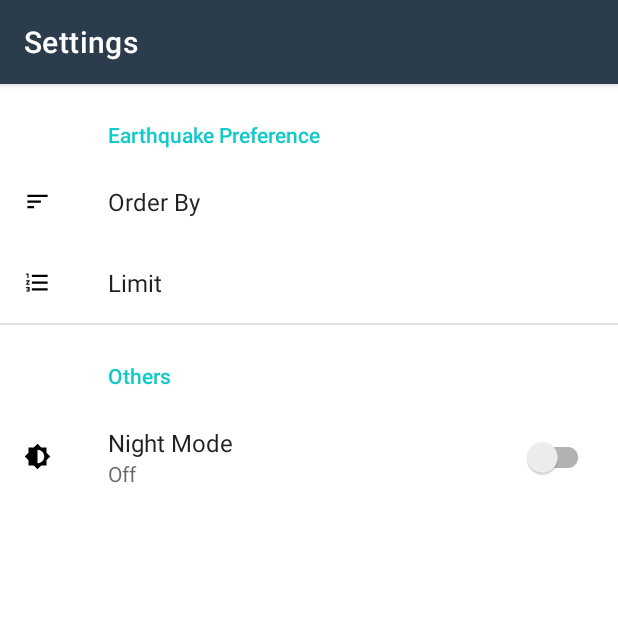
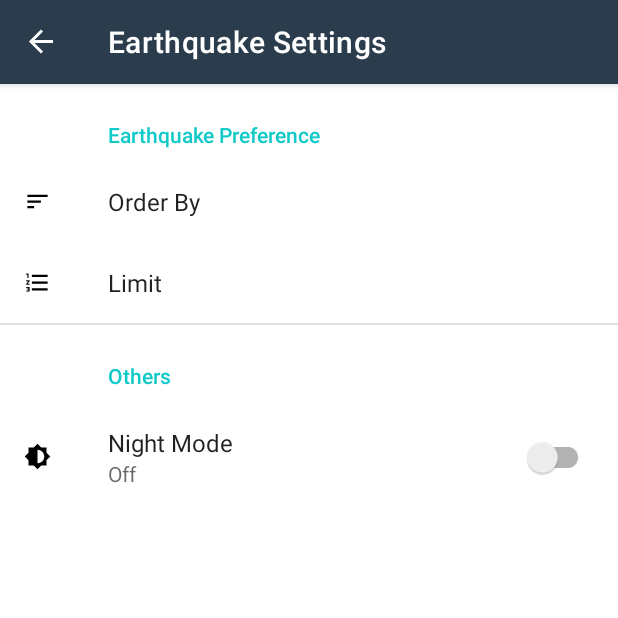
Before and after one commit to kay-neh/Quake_Report, an Android app: the screen it shows after launch (SettingsActivity before the commit, MainActivity after it), in the options menu, after a tap on "Settings", on a phone screen of 412 x 824 dp, the top half of it. Run offline under Robolectric (Android 15) with nearby library versions, the phone set to English and light mode, and no system bars; our stand-ins replace Room's generated code, androidx.preference, data binding, navigation-ui.

Commit message:
feat: switched to single activity multiple fragment design using Android Jetpack navigation components

```diff
--- a/app/src/main/java/com/example/quakereport/QuakeReportApplication.java
+++ b/app/src/main/java/com/example/quakereport/QuakeReportApplication.java
@@ -27,9 +27,9 @@ public class QuakeReportApplication extends Application {
 //        }
 
         Constraints constraints = new Constraints.Builder()
-                //.setRequiredNetworkType(NetworkType.UNMETERED)
+                .setRequiredNetworkType(NetworkType.UNMETERED)
                 .setRequiresBatteryNotLow(true)
-               // .setRequiresCharging(true)
+                .setRequiresCharging(true)
               //  .setRequiresDeviceIdle(idle)
                 .build();
 
--- /dev/null
+++ b/app/src/main/java/com/example/quakereport/ui/MainActivity.java
@@ -0,0 +1,38 @@
+package com.example.quakereport.ui;
+
+import androidx.appcompat.app.AppCompatActivity;
+import androidx.databinding.DataBindingUtil;
+import androidx.navigation.NavController;
+import androidx.navigation.Navigation;
+import androidx.navigation.fragment.NavHostFragment;
+import androidx.navigation.ui.AppBarConfiguration;
+import androidx.navigation.ui.NavigationUI;
+
+import android.os.Bundle;
+
+import com.example.quakereport.R;
+import com.example.quakereport.databinding.ActivityMainBinding;
+
+public class MainActivity extends AppCompatActivity {
+
+    AppBarConfiguration appBarConfiguration;
+
+    @Override
+    protected void onCreate(Bundle savedInstanceState) {
+        super.onCreate(savedInstanceState);
+        ActivityMainBinding binding = DataBindingUtil.setContentView(this, R.layout.activity_main);
+
+        NavHostFragment navHostFragment = (NavHostFragment) getSupportFragmentManager().findFragmentById(R.id.nav_host_fragment);
+        NavController navController = navHostFragment.getNavController();
+        appBarConfiguration = new AppBarConfiguration.Builder(navController.getGraph()).build();
+        NavigationUI.setupActionBarWithNavController(this,navController,appBarConfiguration);
+
+    }
+
+    @Override
+    public boolean onSupportNavigateUp() {
+        NavController navController = Navigation.findNavController(this, R.id.nav_host_fragment);
+        return NavigationUI.navigateUp(navController,appBarConfiguration)
+                || super.onSupportNavigateUp();
+    }
+}
--- a/app/src/main/java/com/example/quakereport/ui/overview/OverviewAdapter.java
+++ b/app/src/main/java/com/example/quakereport/ui/overview/OverviewAdapter.java
@@ -1,6 +1,7 @@
 package com.example.quakereport.ui.overview;
 
 import android.view.LayoutInflater;
+import android.view.View;
 import android.view.ViewGroup;
 
 import androidx.annotation.NonNull;
@@ -24,7 +25,7 @@ public class OverviewAdapter extends ListAdapter<OverviewUIState, OverviewAdapte
 
 
     public interface ListItemClickListener {
-        void onListItemClick(String eventId);
+        void onListItemClick(View view, String eventId);
     }
 
      static class OverviewAdapterViewHolder extends RecyclerView.ViewHolder {
@@ -51,7 +52,7 @@ public class OverviewAdapter extends ListAdapter<OverviewUIState, OverviewAdapte
     public void onBindViewHolder(@NonNull OverviewAdapterViewHolder holder, int position) {
         OverviewUIState overviewUIState = getItem(position);
         holder.bind(overviewUIState);
-        holder.itemView.setOnClickListener(v -> mOnclickListener.onListItemClick(overviewUIState.getEventId()));
+        holder.itemView.setOnClickListener(view -> mOnclickListener.onListItemClick(view,overviewUIState.getEventId()));
 
     }
 }
--- a/app/src/main/java/com/example/quakereport/ui/overview/OverviewActivity.java
+++ b/app/src/main/java/com/example/quakereport/ui/overview/OverviewFragment.java
@@ -1,37 +1,65 @@
 package com.example.quakereport.ui.overview;
 
-import androidx.appcompat.app.AppCompatActivity;
+import android.content.SharedPreferences;
+import android.os.Bundle;
+
+import androidx.annotation.NonNull;
 import androidx.appcompat.app.AppCompatDelegate;
+import androidx.core.view.MenuHost;
+import androidx.core.view.MenuProvider;
 import androidx.databinding.DataBindingUtil;
+import androidx.fragment.app.Fragment;
+import androidx.lifecycle.Lifecycle;
 import androidx.lifecycle.ViewModelProvider;
+import androidx.navigation.NavController;
+import androidx.navigation.Navigation;
+import androidx.navigation.ui.NavigationUI;
 import androidx.preference.PreferenceManager;
 import androidx.recyclerview.widget.LinearLayoutManager;
 
-import android.content.Intent;
-import android.content.SharedPreferences;
-import android.os.Bundle;
 import android.util.Log;
+import android.view.LayoutInflater;
 import android.view.Menu;
+import android.view.MenuInflater;
 import android.view.MenuItem;
 import android.view.View;
+import android.view.ViewGroup;
 
 import com.example.quakereport.R;
-import com.example.quakereport.databinding.ActivityOverviewBinding;
-import com.example.quakereport.ui.settings.SettingsActivity;
+import com.example.quakereport.databinding.FragmentOverviewBinding;
 import com.google.android.material.snackbar.Snackbar;
 
-public class OverviewActivity extends AppCompatActivity {
 
-    ActivityOverviewBinding binding;
+public class OverviewFragment extends Fragment {
+
+    FragmentOverviewBinding binding;
+
     OverviewAdapter adapter;
     SharedPreferences sharedPrefs;
     SharedPreferences.OnSharedPreferenceChangeListener spListen;
     OverviewViewModel overviewViewModel;
 
     @Override
-    protected void onCreate(Bundle savedInstanceState) {
-        super.onCreate(savedInstanceState);
-        binding = DataBindingUtil.setContentView(this,R.layout.activity_overview);
+    public View onCreateView(LayoutInflater inflater, ViewGroup container,
+                             Bundle savedInstanceState) {
+        // Inflate the layout for this fragment
+        binding = DataBindingUtil.inflate(inflater,R.layout.fragment_overview,container,false);
+
+        //Inflating menus
+        MenuHost menuHost = requireActivity();
+        menuHost.addMenuProvider(new MenuProvider() {
+            @Override
+            public void onCreateMenu(@NonNull Menu menu, @NonNull MenuInflater menuInflater) {
+                menuInflater.inflate(R.menu.settings_menu, menu);
+            }
+
+            @Override
+            public boolean onMenuItemSelected(@NonNull MenuItem menuItem) {
+                NavController navController = Navigation.findNavController(getActivity(), R.id.nav_host_fragment);
+                return NavigationUI.onNavDestinationSelected(menuItem, navController);
+            }
+
+        }, getViewLifecycleOwner(), Lifecycle.State.RESUMED);
 
         //Init viewModel
         overviewViewModel = new ViewModelProvider(this).get(OverviewViewModel.class);
@@ -43,26 +71,31 @@ public class OverviewActivity extends AppCompatActivity {
         swipeDownAction();
 
         //Init sharedPreference, get list and register listener
-        sharedPrefs = PreferenceManager.getDefaultSharedPreferences(this);
+        sharedPrefs = PreferenceManager.getDefaultSharedPreferences(getContext());
         setNightModeWithPreference();
-        loadEarthquakes(sharedPrefs.getString(
-                        getString(R.string.settings_order_by_key),
-                        getString(R.string.settings_order_by_default)),
-                sharedPrefs.getString(
-                        getString(R.string.settings_limit_key),
-                        getString(R.string.settings_limit_default)));
+        overviewViewModel.overviewUIStateList.observe(getViewLifecycleOwner(), overviewUIStateList -> {
+            if (overviewUIStateList != null) {
+                Log.i("StateList", String.valueOf(overviewUIStateList.size()));
+                adapter.submitList(overviewUIStateList);
+                if (!overviewUIStateList.isEmpty()) {
+                    binding.progressBar.setVisibility(View.GONE);
+                }
+            }
+        });
         setPreferenceListener();
         sharedPrefs.registerOnSharedPreferenceChangeListener(spListen);
 
+        return binding.getRoot();
     }
 
-
     public void initAdapter() {
-        LinearLayoutManager llm = new LinearLayoutManager(this);
+        LinearLayoutManager llm = new LinearLayoutManager(getContext());
         binding.list.setLayoutManager(llm);
-        adapter = new OverviewAdapter(eventId -> {
+        adapter = new OverviewAdapter((view, eventId) ->{
             //handle click events here
             Log.i("Adapter Clicked",eventId);
+            NavController navController = Navigation.findNavController(view);
+            navController.navigate(OverviewFragmentDirections.actionOverviewFragmentToDetailsFragment());
         });
         binding.list.setAdapter(adapter);
     }
@@ -73,15 +106,8 @@ public class OverviewActivity extends AppCompatActivity {
             overviewViewModel.refreshDataSource();
             binding.swipeDown.setRefreshing(false);
             Snackbar.make(binding.swipeDown, "Sync Successful", Snackbar.LENGTH_SHORT)
-//                    .setAction("Retry", new View.OnClickListener() {
-//                        @Override
-//                        public void onClick(View v) {
-//                            updateRoomDb(context, swipe);
-//                        }
-//                    })
-//                    .setActionTextColor(getColor(R.color.colorAccent))
-                    .setBackgroundTint(getColor(R.color.snackBarColor))
-                    .setTextColor(getColor(R.color.snackBarTextColor))
+                    .setBackgroundTint(getContext().getColor(R.color.snackBarColor))
+                    .setTextColor(getContext().getColor(R.color.snackBarTextColor))
                     .show();
         });
     }
@@ -101,32 +127,18 @@ public class OverviewActivity extends AppCompatActivity {
         }
     }
 
-    public void loadEarthquakes(String orderBy, String limit) {
-        overviewViewModel.getOverViewUIStateList(orderBy, limit).observe(this, overviewUIStateList -> {
-            if (overviewUIStateList != null) {
-                //loading.setVisibility(View.GONE);
-                Log.i("StateList", String.valueOf(overviewUIStateList.size()));
-                adapter.submitList(overviewUIStateList);
-                if (!overviewUIStateList.isEmpty()) {
-                    // emptyView.setVisibility(View.VISIBLE);
-                    binding.progressBar.setVisibility(View.GONE);
-                }
-            }
-        });
-    }
-
     public void setPreferenceListener(){
         //Set up OnSharedPrefChange listener object
         spListen = (sharedPreferences, key) -> {
             if (key.equals(getString(R.string.settings_order_by_key))) {
-                loadEarthquakes(sharedPreferences.getString(key, getString(R.string.settings_order_by_default))
+                overviewViewModel.getOverViewUIStateList(sharedPreferences.getString(key, getString(R.string.settings_order_by_default))
                         ,
                         sharedPreferences.getString(
                                 getString(R.string.settings_limit_key),
                                 getString(R.string.settings_limit_default)));
             }
             if (key.equals(getString(R.string.settings_limit_key))) {
-                loadEarthquakes(sharedPreferences.getString(getString(R.string.settings_order_by_key),
+                overviewViewModel.getOverViewUIStateList(sharedPreferences.getString(getString(R.string.settings_order_by_key),
                                 getString(R.string.settings_order_by_default))
                         ,
                         sharedPreferences.getString(key, getString(R.string.settings_limit_default)));
@@ -138,24 +150,7 @@ public class OverviewActivity extends AppCompatActivity {
     }
 
     @Override
-    public boolean onCreateOptionsMenu(Menu menu) {
-        getMenuInflater().inflate(R.menu.main, menu);
-        return true;
-    }
-
-    @Override
-    public boolean onOptionsItemSelected(MenuItem item) {
-        int id = item.getItemId();
-        if (id == R.id.action_settings) {
-            Intent settingsIntent = new Intent(this, SettingsActivity.class);
-            startActivity(settingsIntent);
-            return true;
-        }
-        return super.onOptionsItemSelected(item);
-    }
-
-    @Override
-    protected void onDestroy() {
+    public void onDestroy() {
         super.onDestroy();
         sharedPrefs.unregisterOnSharedPreferenceChangeListener(spListen);
     }
--- a/app/src/main/java/com/example/quakereport/ui/overview/OverviewViewModel.java
+++ b/app/src/main/java/com/example/quakereport/ui/overview/OverviewViewModel.java
@@ -1,11 +1,15 @@
 package com.example.quakereport.ui.overview;
 
 import android.app.Application;
+import android.content.SharedPreferences;
+import android.util.Log;
 
 import androidx.annotation.NonNull;
 import androidx.lifecycle.AndroidViewModel;
 import androidx.lifecycle.LiveData;
+import androidx.preference.PreferenceManager;
 
+import com.example.quakereport.R;
 import com.example.quakereport.data.EarthquakeRepository;
 import com.example.quakereport.data.database.EarthquakeDatabase;
 
@@ -13,20 +17,31 @@ import java.util.List;
 
 public class OverviewViewModel extends AndroidViewModel {
     private final EarthquakeRepository earthquakeRepository;
+    SharedPreferences sharedPrefs;
+    String orderFilter, limitFilter;
+    LiveData<List<OverviewUIState>> overviewUIStateList;
 
     public OverviewViewModel(@NonNull Application application) {
         super(application);
         EarthquakeDatabase database = EarthquakeDatabase.getDatabase(application);
         earthquakeRepository = new EarthquakeRepository(database);
+        sharedPrefs = PreferenceManager.getDefaultSharedPreferences(application);
+        orderFilter = sharedPrefs.getString(
+                application.getString(R.string.settings_order_by_key),
+                application.getString(R.string.settings_order_by_default));
+        limitFilter = sharedPrefs.getString(
+                application.getString(R.string.settings_limit_key),
+                application.getString(R.string.settings_limit_default));
         refreshDataSource();
+        getOverViewUIStateList(orderFilter,limitFilter);
     }
 
     public void refreshDataSource() {
         earthquakeRepository.refreshDataSource();
     }
 
-    public LiveData<List<OverviewUIState>> getOverViewUIStateList(String order, String limit){
-        return earthquakeRepository.getDataSourceEntries(order, limit);
+    public void getOverViewUIStateList(String order, String limit){
+        overviewUIStateList =  earthquakeRepository.getDataSourceEntries(order, limit);
     }
 
     public LiveData<OverviewUIState> getOverViewUIStateById(int id) {
--- a/app/src/main/java/com/example/quakereport/ui/settings/SettingsActivity.java
+++ /dev/null
@@ -1,63 +0,0 @@
-package com.example.quakereport.ui.settings;
-
-import androidx.appcompat.app.AppCompatActivity;
-import androidx.preference.EditTextPreference;
-import androidx.preference.ListPreference;
-import androidx.preference.Preference;
-import androidx.preference.PreferenceFragmentCompat;
-import androidx.preference.PreferenceManager;
-
-import android.content.SharedPreferences;
-import android.os.Bundle;
-
-import com.example.quakereport.R;
-
-public class SettingsActivity extends AppCompatActivity {
-
-    @Override
-    protected void onCreate(Bundle savedInstanceState) {
-        super.onCreate(savedInstanceState);
-        setContentView(R.layout.activity_settings);
-    }
-
-    public static class EarthquakePreferenceFragment extends PreferenceFragmentCompat implements Preference.OnPreferenceChangeListener {
-
-        @Override
-        public void onCreatePreferences(Bundle savedInstanceState, String rootKey) {
-            setPreferencesFromResource(R.xml.settings_main, rootKey);
-
-            Preference orderBy = findPreference(getString(R.string.settings_order_by_key));
-            bindPreferenceSummaryToValue(orderBy);
-
-            Preference limit = findPreference(getString(R.string.settings_limit_key));
-            bindPreferenceSummaryToValue(limit);
-
-        }
-
-        @Override
-        public boolean onPreferenceChange(Preference preference, Object newValue) {
-            String stringValue = newValue.toString();
-            //For ListPreference
-            if (preference instanceof ListPreference) {
-                ListPreference listPreference = (ListPreference) preference;
-                int prefIndex = listPreference.findIndexOfValue(stringValue);
-                if (prefIndex >= 0) {
-                    CharSequence[] labels = listPreference.getEntries();
-                    preference.setSummary(labels[prefIndex]);
-                }
-            }
-            //For EditText Preference
-            else if (preference instanceof EditTextPreference) {
-                preference.setSummary(stringValue);
-            }
-            return true;
-        }
-
-        private void bindPreferenceSummaryToValue(Preference preference) {
-            preference.setOnPreferenceChangeListener(this);
-            SharedPreferences preferences = PreferenceManager.getDefaultSharedPreferences(preference.getContext());
-            String preferenceString = preferences.getString(preference.getKey(), "");
-            onPreferenceChange(preference, preferenceString);
-        }
-    }
-}
--- /dev/null
+++ b/app/src/main/java/com/example/quakereport/ui/settings/SettingsFragment.java
@@ -0,0 +1,55 @@
+package com.example.quakereport.ui.settings;
+
+import android.content.SharedPreferences;
+import android.os.Bundle;
+
+import androidx.preference.EditTextPreference;
+import androidx.preference.ListPreference;
+import androidx.preference.Preference;
+import androidx.preference.PreferenceFragmentCompat;
+import androidx.preference.PreferenceManager;
+
+import com.example.quakereport.R;
+
+public class SettingsFragment extends PreferenceFragmentCompat implements Preference.OnPreferenceChangeListener{
+
+
+    @Override
+    public void onCreatePreferences(Bundle savedInstanceState, String rootKey) {
+        setPreferencesFromResource(R.xml.settings_main, rootKey);
+
+        Preference orderBy = findPreference(getString(R.string.settings_order_by_key));
+        bindPreferenceSummaryToValue(orderBy);
+
+        Preference limit = findPreference(getString(R.string.settings_limit_key));
+        bindPreferenceSummaryToValue(limit);
+
+    }
+
+    @Override
+    public boolean onPreferenceChange(Preference preference, Object newValue) {
+        String stringValue = newValue.toString();
+        //For ListPreference
+        if (preference instanceof ListPreference) {
+            ListPreference listPreference = (ListPreference) preference;
+            int prefIndex = listPreference.findIndexOfValue(stringValue);
+            if (prefIndex >= 0) {
+                CharSequence[] labels = listPreference.getEntries();
+                preference.setSummary(labels[prefIndex]);
+            }
+        }
+        //For EditText Preference
+        else if (preference instanceof EditTextPreference) {
+            preference.setSummary(stringValue);
+        }
+        return true;
+    }
+
+    private void bindPreferenceSummaryToValue(Preference preference) {
+        preference.setOnPreferenceChangeListener(this);
+        SharedPreferences preferences = PreferenceManager.getDefaultSharedPreferences(preference.getContext());
+        String preferenceString = preferences.getString(preference.getKey(), "");
+        onPreferenceChange(preference, preferenceString);
+    }
+
+}
--- /dev/null
+++ b/app/src/main/res/layout/activity_main.xml
@@ -0,0 +1,22 @@
+<?xml version="1.0" encoding="utf-8"?>
+<layout xmlns:android="http://schemas.android.com/apk/res/android"
+    xmlns:app="http://schemas.android.com/apk/res-auto">
+
+    <androidx.constraintlayout.widget.ConstraintLayout
+        android:layout_width="match_parent"
+        android:layout_height="match_parent">
+
+        <androidx.fragment.app.FragmentContainerView
+            android:id="@+id/nav_host_fragment"
+            android:name="androidx.navigation.fragment.NavHostFragment"
+            android:layout_width="0dp"
+            android:layout_height="0dp"
+            app:defaultNavHost="true"
+            app:layout_constraintBottom_toBottomOf="parent"
+            app:layout_constraintLeft_toLeftOf="parent"
+            app:layout_constraintRight_toRightOf="parent"
+            app:layout_constraintTop_toTopOf="parent"
+            app:navGraph="@navigation/navigation" />
+
+    </androidx.constraintlayout.widget.ConstraintLayout>
+</layout>
--- a/app/src/main/res/layout/activity_settings.xml
+++ b/app/src/main/res/layout/fragment_settings.xml
@@ -1,7 +1,7 @@
 <?xml version="1.0" encoding="utf-8"?>
 <fragment xmlns:android="http://schemas.android.com/apk/res/android"
     xmlns:tools="http://schemas.android.com/tools"
-    android:name="com.example.quakereport.ui.settings.SettingsActivity$EarthquakePreferenceFragment"
+    android:name="com.example.quakereport.ui.settings.SettingsFragment"
     android:layout_width="match_parent"
     android:layout_height="match_parent"
-    tools:context="com.example.quakereport.ui.settings.SettingsActivity" />
+    tools:context="com.example.quakereport.ui.settings.SettingsFragment" />
--- a/app/src/main/res/menu/main.xml
+++ b/app/src/main/res/menu/settings_menu.xml
@@ -5,7 +5,7 @@
     tools:context="com.example.android.quakereport.EarthquakeActivity">
 
     <item
-        android:id="@+id/action_settings"
+        android:id="@+id/settingsFragment"
         android:title="@string/settings_menu_item"
         android:icon="@drawable/ic_filter"
         android:orderInCategory="1"
--- /dev/null
+++ b/app/src/main/res/navigation/navigation.xml
@@ -0,0 +1,27 @@
+<?xml version="1.0" encoding="utf-8"?>
+<navigation xmlns:android="http://schemas.android.com/apk/res/android"
+    xmlns:app="http://schemas.android.com/apk/res-auto"
+    xmlns:tools="http://schemas.android.com/tools"
+    android:id="@+id/navigation"
+    app:startDestination="@id/overviewFragment">
+
+    <fragment
+        android:id="@+id/overviewFragment"
+        android:name="com.example.quakereport.ui.overview.OverviewFragment"
+        android:label="@string/app_name"
+        tools:layout="@layout/fragment_overview">
+        <action
+            android:id="@+id/action_overviewFragment_to_detailsFragment"
+            app:destination="@id/detailsFragment" />
+    </fragment>
+    <fragment
+        android:id="@+id/settingsFragment"
+        android:name="com.example.quakereport.ui.settings.SettingsFragment"
+        android:label="@string/settings_title"
+        tools:layout="@layout/fragment_settings"/>
+    <fragment
+        android:id="@+id/detailsFragment"
+        android:name="com.example.quakereport.ui.details.DetailsFragment"
+        android:label="fragment_details"
+        tools:layout="@layout/fragment_details" />
+</navigation>
--- a/app/src/main/res/values/strings.xml
+++ b/app/src/main/res/values/strings.xml
@@ -42,5 +42,7 @@
     <!-- Strings For Dark Mode Preference [CHAR LIMIT=30] -->
     <string name="settings_dark_mode_label">Night Mode</string>
     <string name="settings_dark_mode_key" translatable="false">dark_mode</string>
+    <!-- TODO: Remove or change this placeholder text -->
+    <string name="hello_blank_fragment">Hello blank fragment</string>
 
 </resources>
--- a/build.gradle
+++ b/build.gradle
@@ -7,8 +7,8 @@ buildscript {
 
     }
     dependencies {
-        classpath 'com.android.tools.build:gradle:7.4.2'
-
+        classpath 'com.android.tools.build:gradle:8.0.2'
+        classpath 'androidx.navigation:navigation-safe-args-gradle-plugin:2.5.0'
         // NOTE: Do not place your application dependencies here; they belong
         // in the individual module build.gradle files
     }
--- a/gradle.properties
+++ b/gradle.properties
@@ -17,3 +17,6 @@ org.gradle.jvmargs=-Xmx1536m
 android.useAndroidX=true
 # Automatically convert third-party libraries to use AndroidX
 android.enableJetifier=true
+android.defaults.buildfeatures.buildconfig=true
+android.nonTransitiveRClass=false
+android.nonFinalResIds=false
```
Also changed, not shown: app/build.gradle (+12 -6 lines), app/src/main/AndroidManifest.xml (+4 -12 lines), app/src/main/java/com/example/quakereport/ui/details/DetailsFragment.java (added, +22 -0 lines), app/src/main/res/layout/fragment_details.xml (added, +14 -0 lines), app/src/main/res/layout/fragment_overview.xml (renamed from app/src/main/res/layout/activity_overview.xml, +5 -2 lines), gradle/wrapper/gradle-wrapper.properties.
